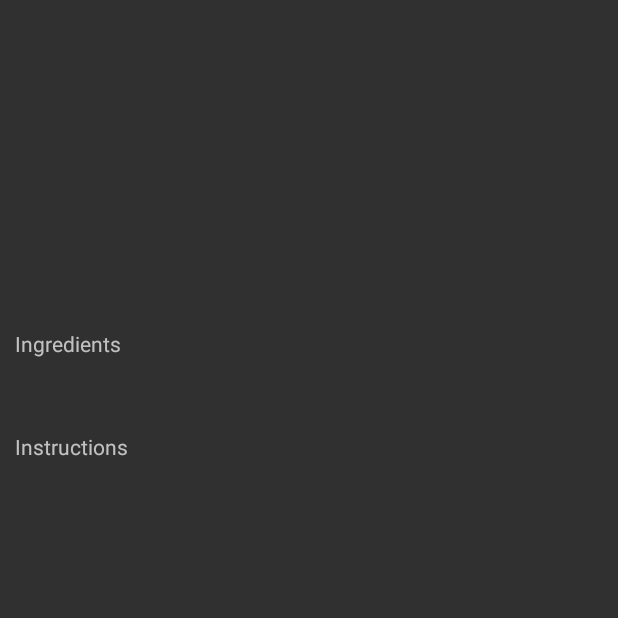
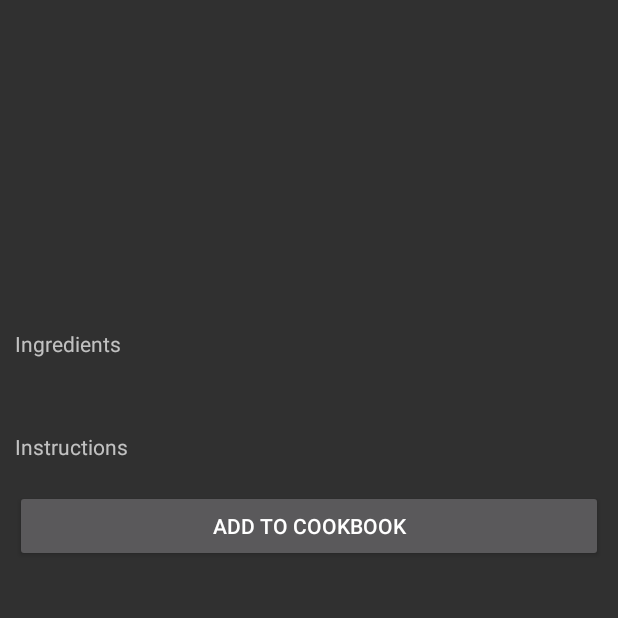
Before and after one commit to bjakeg/Delish-Dish, an Android app: the RecipeActivity screen opened directly, with no data from a screen before it, on a phone screen of 412 x 824 dp, the top half of it. Run offline under Robolectric (Android 15) with nearby library versions, the phone set to English and light mode, and no system bars; libraries missing offline, so code that uses them is left out: com.parse; 7 statements that could not run were skipped.

Commit message:
Added functionality to cookbook

```diff
--- a/DelishDish/src/main/java/com/parse/starter/RecipeActivity.java
+++ b/DelishDish/src/main/java/com/parse/starter/RecipeActivity.java
@@ -1,8 +1,12 @@
 package com.parse.starter;
 
 import android.graphics.Bitmap;
+import android.graphics.drawable.BitmapDrawable;
+import android.graphics.drawable.Drawable;
 import android.os.Bundle;
 import android.support.v7.app.AppCompatActivity;
+import android.view.View;
+import android.widget.Button;
 import android.widget.ImageView;
 import android.widget.TextView;
 
@@ -13,18 +17,31 @@ import java.util.List;
  */
 public class RecipeActivity extends AppCompatActivity {
 
+    Button addButton;
+    DBHelper mydb;
+    List<Ingredient> ingredientList;
+    List<String> instructionList;
+    String title;
+    String category;
+    Bitmap image;
+
     @Override
     protected void onCreate(Bundle savedInstanceState) {
         super.onCreate(savedInstanceState);
         setContentView(R.layout.activity_recipe);
 
+        mydb = new DBHelper(this);
+
+        addButtonListener();
+
         Bundle extras = getIntent().getExtras();
 
-        Bitmap image = (Bitmap) extras.get("Image");
-        List<Ingredient> ingredientList = extras.getParcelableArrayList("Ingredients");
-        List<String> instructionList = extras.getStringArrayList("Instruction");
-        String title = extras.getString("Title");
-        String category = extras.getString("Category");
+        image = (Bitmap) extras.get("Image");
+        ingredientList = extras.getParcelableArrayList("Ingredients");
+        instructionList = extras.getStringArrayList("Instruction");
+        title = extras.getString("Title");
+        category = extras.getString("Category");
+        // TODO: Add image link
 
         ImageView imageView = (ImageView) findViewById(R.id.recipe_main_image);
         TextView titleView = (TextView) findViewById(R.id.recipe_main_title);
@@ -52,4 +69,21 @@ public class RecipeActivity extends AppCompatActivity {
 
     }
 
+    public void addButtonListener() {
+        addButton = (Button) findViewById(R.id.add_button);
+
+        addButton.setOnClickListener(new View.OnClickListener() {
+
+            @Override
+            public void onClick(View arg0) {
+                Recipe newRecipe = new Recipe(title, null, category, ingredientList, instructionList);
+                Drawable d = new BitmapDrawable(getResources(), image);
+                newRecipe.setImage(d);
+                mydb.insertRecipe(newRecipe);
+            }
+
+        });
+
+    }
+
 }
--- a/DelishDish/src/main/res/layout/activity_recipe.xml
+++ b/DelishDish/src/main/res/layout/activity_recipe.xml
@@ -95,5 +95,19 @@
 
         </RelativeLayout>
 
+        <RelativeLayout
+            android:layout_width="wrap_content"
+            android:layout_height="wrap_content"
+            android:paddingLeft="10dp"
+            android:paddingRight="10dp">
+
+            <Button android:id="@+id/add_button"
+                android:layout_width="match_parent"
+                android:layout_height="wrap_content"
+                android:layout_centerVertical="true"
+                android:text="Add to Cookbook" />
+
+        </RelativeLayout>
+
     </LinearLayout>
 </ScrollView>
```
Also changed, not shown: DelishDish/src/main/java/com/parse/starter/CookbookFragment.java (+49 -2 lines), DelishDish/src/main/java/com/parse/starter/DBHelper.java (added, +141 -0 lines), DelishDish/src/main/res/layout/fragment_cookbook.xml (+4 -11 lines), 18 other files.
